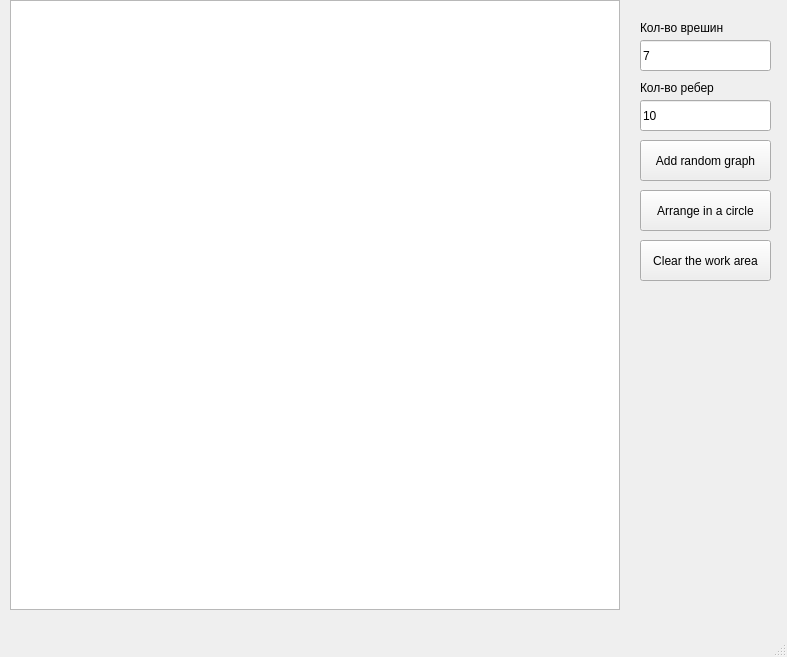
This is mainwindow.ui in BagaevDanil/graph-creator as Qt 5 draws it before an edit. The edited form follows.
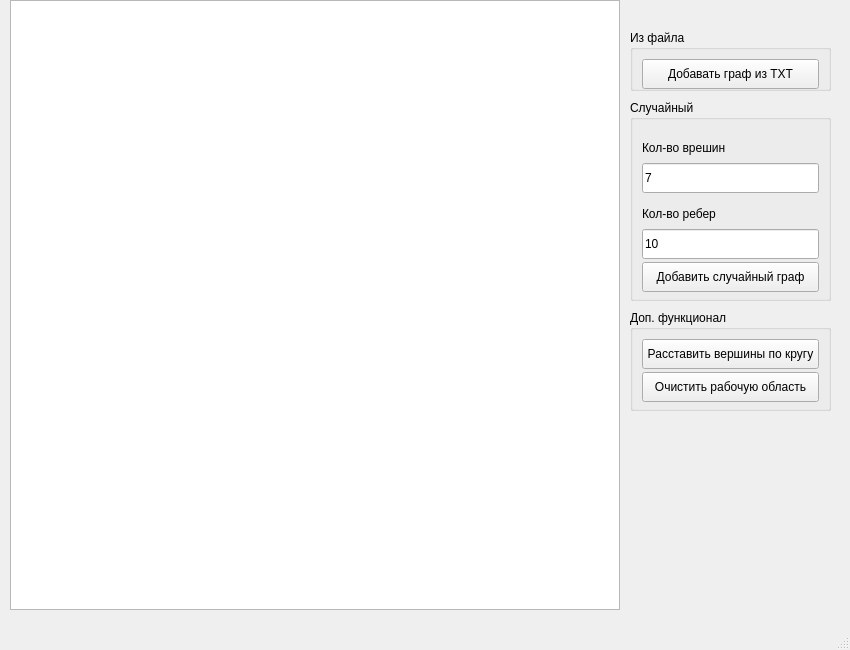
This is the edited form.

Commit message: fixed a bug with duplicate edges

What changed in the file:
```diff
--- a/mainwindow.ui
+++ b/mainwindow.ui
@@ -2,12 +2,15 @@
 <ui version="4.0">
  <class>MainWindow</class>
  <widget class="QMainWindow" name="MainWindow">
+  <property name="enabled">
+   <bool>true</bool>
+  </property>
   <property name="geometry">
    <rect>
     <x>0</x>
     <y>0</y>
-    <width>787</width>
-    <height>657</height>
+    <width>850</width>
+    <height>650</height>
    </rect>
   </property>
   <property name="windowTitle">
@@ -24,96 +27,184 @@
      </rect>
     </property>
    </widget>
-   <widget class="QLineEdit" name="lineEditNumVertex">
+   <widget class="QGroupBox" name="groupBox">
     <property name="geometry">
      <rect>
-      <x>640</x>
-      <y>40</y>
-      <width>131</width>
-      <height>31</height>
+      <x>630</x>
+      <y>30</y>
+      <width>201</width>
+      <height>61</height>
      </rect>
     </property>
-    <property name="text">
-     <string>7</string>
+    <property name="title">
+     <string>Из файла</string>
     </property>
+    <layout class="QVBoxLayout" name="verticalLayout">
+     <item>
+      <widget class="QPushButton" name="pushButtonClearWorkArea_2">
+       <property name="minimumSize">
+        <size>
+         <width>0</width>
+         <height>30</height>
+        </size>
+       </property>
+       <property name="text">
+        <string>Добавать граф из TXT</string>
+       </property>
+      </widget>
+     </item>
+    </layout>
    </widget>
-   <widget class="QLabel" name="label">
+   <widget class="QGroupBox" name="groupBox_2">
     <property name="geometry">
      <rect>
-      <x>640</x>
-      <y>20</y>
-      <width>121</width>
-      <height>16</height>
-     </rect>
-    </property>
-    <property name="text">
-     <string>Кол-во врешин</string>
-    </property>
-   </widget>
-   <widget class="QLineEdit" name="lineEditNumEdge">
-    <property name="geometry">
-     <rect>
-      <x>640</x>
+      <x>630</x>
       <y>100</y>
-      <width>131</width>
-      <height>31</height>
+      <width>201</width>
+      <height>201</height>
      </rect>
     </property>
-    <property name="text">
-     <string>10</string>
+    <property name="sizePolicy">
+     <sizepolicy hsizetype="Preferred" vsizetype="Preferred">
+      <horstretch>0</horstretch>
+      <verstretch>0</verstretch>
+     </sizepolicy>
     </property>
-   </widget>
-   <widget class="QLabel" name="label_2">
-    <property name="geometry">
-     <rect>
-      <x>640</x>
-      <y>80</y>
-      <width>121</width>
-      <height>16</height>
-     </rect>
+    <property name="title">
+     <string>Случайный</string>
     </property>
-    <property name="text">
-     <string>Кол-во ребер</string>
-    </property>
+    <layout class="QVBoxLayout" name="verticalLayout_2">
+     <item>
+      <widget class="QLabel" name="label">
+       <property name="sizePolicy">
+        <sizepolicy hsizetype="Preferred" vsizetype="Fixed">
+         <horstretch>0</horstretch>
+         <verstretch>0</verstretch>
+        </sizepolicy>
+       </property>
+       <property name="minimumSize">
+        <size>
+         <width>0</width>
+         <height>30</height>
+        </size>
+       </property>
+       <property name="maximumSize">
+        <size>
+         <width>16777215</width>
+         <height>20</height>
+        </size>
+       </property>
+       <property name="text">
+        <string>Кол-во врешин</string>
+       </property>
+      </widget>
+     </item>
+     <item>
+      <widget class="QLineEdit" name="lineEditNumVertex">
+       <property name="minimumSize">
+        <size>
+         <width>0</width>
+         <height>30</height>
+        </size>
+       </property>
+       <property name="text">
+        <string>7</string>
+       </property>
+      </widget>
+     </item>
+     <item>
+      <widget class="QLabel" name="label_2">
+       <property name="sizePolicy">
+        <sizepolicy hsizetype="Preferred" vsizetype="Fixed">
+         <horstretch>0</horstretch>
+         <verstretch>20</verstretch>
+        </sizepolicy>
+       </property>
+       <property name="minimumSize">
+        <size>
+         <width>0</width>
+         <height>30</height>
+        </size>
+       </property>
+       <property name="maximumSize">
+        <size>
+         <width>16777215</width>
+         <height>20</height>
+        </size>
+       </property>
+       <property name="text">
+        <string>Кол-во ребер</string>
+       </property>
+      </widget>
+     </item>
+     <item>
+      <widget class="QLineEdit" name="lineEditNumEdge">
+       <property name="minimumSize">
+        <size>
+         <width>0</width>
+         <height>30</height>
+        </size>
+       </property>
+       <property name="text">
+        <string>10</string>
+       </property>
+      </widget>
+     </item>
+     <item>
+      <widget class="QPushButton" name="pushButtonAddRandomGraph">
+       <property name="minimumSize">
+        <size>
+         <width>0</width>
+         <height>30</height>
+        </size>
+       </property>
+       <property name="text">
+        <string>Добавить случайный граф</string>
+       </property>
+      </widget>
+     </item>
+    </layout>
    </widget>
-   <widget class="QPushButton" name="pushButtonAddRandomGraph">
+   <widget class="QGroupBox" name="groupBox_3">
     <property name="geometry">
      <rect>
-      <x>640</x>
-      <y>140</y>
-      <width>131</width>
-      <height>41</height>
+      <x>630</x>
+      <y>310</y>
+      <width>201</width>
+      <height>101</height>
      </rect>
     </property>
-    <property name="text">
-     <string>Add random graph</string>
+    <property name="title">
+     <string>Доп. функционал</string>
     </property>
-   </widget>
-   <widget class="QPushButton" name="pushButtonArrangeCircle">
-    <property name="geometry">
-     <rect>
-      <x>640</x>
-      <y>190</y>
-      <width>131</width>
-      <height>41</height>
-     </rect>
-    </property>
-    <property name="text">
-     <string>Arrange in a circle</string>
-    </property>
-   </widget>
-   <widget class="QPushButton" name="pushButtonClearWorkArea">
-    <property name="geometry">
-     <rect>
-      <x>640</x>
-      <y>240</y>
-      <width>131</width>
-      <height>41</height>
-     </rect>
-    </property>
-    <property name="text">
-     <string>Clear the work area</string>
-    </property>
+    <layout class="QVBoxLayout" name="verticalLayout_3">
+     <item>
+      <widget class="QPushButton" name="pushButtonArrangeCircle">
+       <property name="minimumSize">
+        <size>
+         <width>0</width>
+         <height>30</height>
+        </size>
+       </property>
+       <property name="text">
+        <string>Расставить вершины по кругу</string>
+       </property>
+      </widget>
+     </item>
+     <item>
+      <widget class="QPushButton" name="pushButtonClearWorkArea">
+       <property name="minimumSize">
+        <size>
+         <width>0</width>
+         <height>30</height>
+        </size>
+       </property>
+       <property name="text">
+        <string>Очистить рабочую область</string>
+       </property>
+      </widget>
+     </item>
+    </layout>
    </widget>
   </widget>
   <widget class="QMenuBar" name="menubar">
```
Left out of the diff: 4 changed lines with no effect on the pictures. The commit also changes 3 other files.
